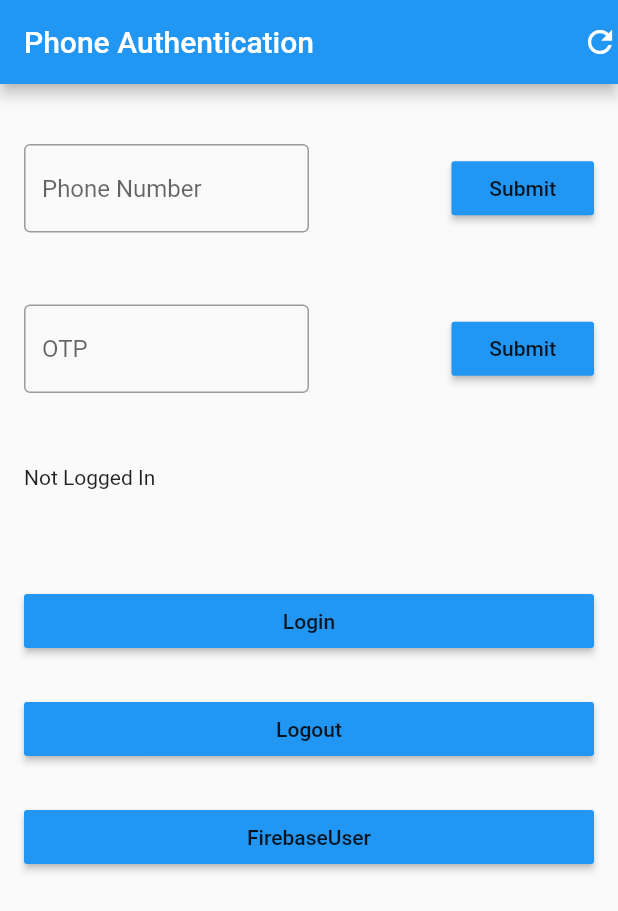
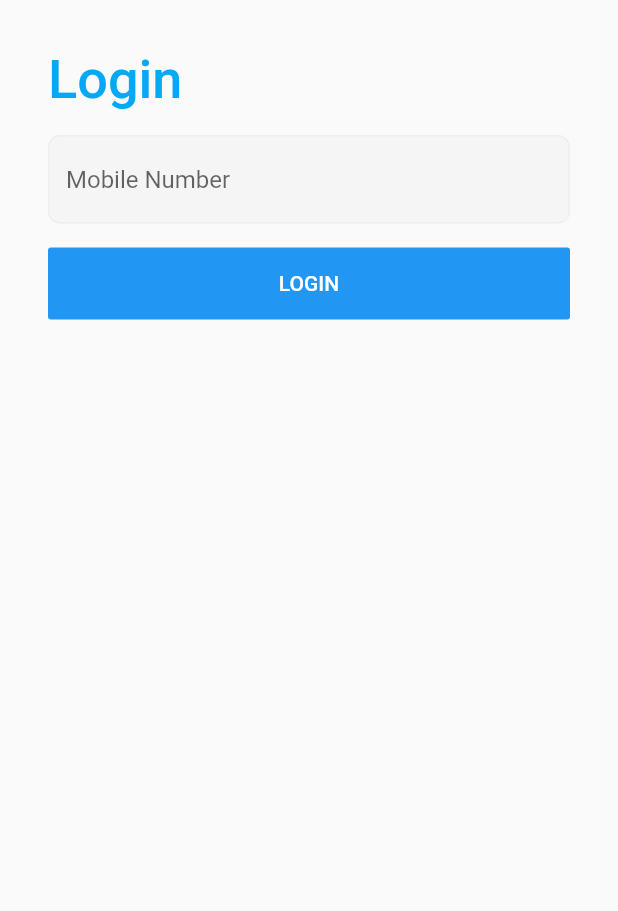
Before and after one commit to pareshchitra/bidding_marketSystem, a Flutter app: the screen it shows after launch, on a phone screen of 412 x 824 dp. Shown: the top 911 px of the screen. Run offline on Flutter 3.47's test engine with Material 2 defaults, Android fonts, the phone set to English and light mode, and no system bars; our stand-ins replace firebase_auth; accounts and stored records are empty.

Commit message:
changes in login page

```diff
--- a/lib/login.dart
+++ b/lib/login.dart
@@ -1,27 +1,8 @@
 import 'package:flutter/material.dart';
 import 'package:firebase_auth/firebase_auth.dart';
+import 'package:bidding_market/homeScreen.dart';
+/*
 
-class MyHomePage extends StatefulWidget {
-  MyHomePage({Key key, this.title}) : super(key: key);
-
-  final String title;
-
-  @override
-  _MyHomePageState createState() => _MyHomePageState();
-}
-
-class _MyHomePageState extends State<MyHomePage> {
-  TextEditingController _phoneNumberController = TextEditingController();
-  TextEditingController _otpController = TextEditingController();
-
-  FirebaseUser _firebaseUser;
-  String _status;
-
-  AuthCredential _phoneAuthCredential;
-  String _verificationId;
-  int _code;
-
-  @override
   void initState() {
     super.initState();
     _getFirebaseUser();
@@ -34,45 +15,6 @@ class _MyHomePageState extends State<MyHomePage> {
     });
   }
 
-  Future<void> _getFirebaseUser() async {
-    this._firebaseUser = await FirebaseAuth.instance.currentUser();
-    setState(() {
-      _status =
-      (_firebaseUser == null) ? 'Not Logged In\n' : 'Already LoggedIn\n';
-    });
-  }
-
-  /// phoneAuthentication works this way:
-  ///     AuthCredential is the only thing that is used to authenticate the user
-  ///     OTP is only used to get AuthCrendential after which we need to authenticate with that AuthCredential
-  ///
-  /// 1. User gives the phoneNumber
-  /// 2. Firebase sends OTP if no errors occur
-  /// 3. If the phoneNumber is not in the device running the app
-  ///       We have to first ask the OTP and get `AuthCredential`(`_phoneAuthCredential`)
-  ///       Next we can use that `AuthCredential` to signIn
-  ///    Else if user provided SIM phoneNumber is in the device running the app,
-  ///       We can signIn without the OTP.
-  ///       because the `verificationCompleted` callback gives the `AuthCredential`(`_phoneAuthCredential`) needed to signIn
-
-  Future<void> _login() async {
-    /// This method is used to login the user
-    /// `AuthCredential`(`_phoneAuthCredential`) is needed for the signIn method
-    /// After the signIn method from `AuthResult` we can get `FirebaserUser`(`_firebaseUser`)
-    try {
-      await FirebaseAuth.instance
-          .signInWithCredential(this._phoneAuthCredential)
-          .then((AuthResult authRes) {
-        _firebaseUser = authRes.user;
-        print(_firebaseUser.toString());
-      }).catchError((e) => _handleError(e));
-      setState(() {
-        _status += 'Signed In\n';
-      });
-    } catch (e) {
-      _handleError(e);
-    }
-  }
 
 Future<void> _logout() async {
   /// Method to Logout the `FirebaseUser` (`_firebaseUser`)
@@ -88,181 +30,147 @@ class _MyHomePageState extends State<MyHomePage> {
   }
 }
 
-  Future<void> _submitPhoneNumber() async {
-    /// NOTE: Either append your phone number country code or add in the code itself
-    /// Since I'm in India we use "+91 " as prefix `phoneNumber`
-    String phoneNumber = "+91 " + _phoneNumberController.text.toString().trim();
-    print(phoneNumber);
+Future<void> _getFirebaseUser() async {
+  this._firebaseUser = await FirebaseAuth.instance.currentUser();
+  setState(() {
+    _status =
+    (_firebaseUser == null) ? 'Not Logged In\n' : 'Already LoggedIn\n';
+  });
+}
+*/
 
-    /// The below functions are the callbacks, separated so as to make code more redable
-    void verificationCompleted(AuthCredential phoneAuthCredential) {
-      print('verificationCompleted');
-      setState(() {
-        _status += 'verificationCompleted\n';
-      });
-      this._phoneAuthCredential = phoneAuthCredential;
-      print(phoneAuthCredential);
+class LoginScreen extends StatelessWidget {
+  final _phoneController = TextEditingController();
+  final _codeController = TextEditingController();
+
+  Future<bool> loginUser(String phone, BuildContext context) async{
+    FirebaseAuth _auth = FirebaseAuth.instance;
+
+    _auth.verifyPhoneNumber(
+        phoneNumber: phone,
+        timeout: Duration(seconds: 60),
+        verificationCompleted: (AuthCredential credential) async{
+          Navigator.of(context).pop();
+
+          AuthResult result = await _auth.signInWithCredential(credential);
+
+          FirebaseUser user = result.user;
+
+          if(user != null){
+            Navigator.push(context, MaterialPageRoute(
+                builder: (context) => HomeScreen(user: user,)
+            ));
+          }else{
+            print("Error");
           }
 
-    void verificationFailed(AuthException error) {
-      print('verificationFailed');
-      _handleError(error);
+          //This callback would gets called when verification is done auto maticlly
+        },
+        verificationFailed: (AuthException exception){
+          print(exception);
+        },
+        codeSent: (String verificationId, [int forceResendingToken]){
+          showDialog(
+              context: context,
+              barrierDismissible: false,
+              builder: (context) {
+                return AlertDialog(
+                  title: Text("Give the code?"),
+                  content: Column(
+                    mainAxisSize: MainAxisSize.min,
+                    children: <Widget>[
+                      TextField(
+                        controller: _codeController,
+                      ),
+                    ],
+                  ),
+                  actions: <Widget>[
+                    FlatButton(
+                      child: Text("Confirm"),
+                      textColor: Colors.white,
+                      color: Colors.blue,
+                      onPressed: () async{
+                        final code = _codeController.text.trim();
+                        AuthCredential credential = PhoneAuthProvider.getCredential(verificationId: verificationId, smsCode: code);
+
+                        AuthResult result = await _auth.signInWithCredential(credential);
+
+                        FirebaseUser user = result.user;
+
+                        if(user != null){
+                          Navigator.push(context, MaterialPageRoute(
+                              builder: (context) => HomeScreen(user: user,)
+                          ));
+                        }else{
+                          print("Error");
                         }
-
-    void codeSent(String verificationId, [int code]) {
-      print('codeSent');
-      this._verificationId = verificationId;
-      print(verificationId);
-      this._code = code;
-      print(code.toString());
-      setState(() {
-        _status += 'Code Sent\n';
-      });
+                      },
+                    )
+                  ],
+                );
               }
-
-    void codeAutoRetrievalTimeout(String verificationId) {
-      print('codeAutoRetrievalTimeout');
-      setState(() {
-        _status += 'codeAutoRetrievalTimeout\n';
-      });
-      print(verificationId);
-    }
-
-    await FirebaseAuth.instance.verifyPhoneNumber(
-      /// Make sure to prefix with your country code
-      phoneNumber: phoneNumber,
-
-      /// `seconds` didn't work. The underlying implementation code only reads in `millisenconds`
-      timeout: Duration(milliseconds: 10000),
-
-      /// If the SIM (with phoneNumber) is in the current device this function is called.
-      /// This function gives `AuthCredential`. Moreover `login` function can be called from this callback
-      /// When this function is called there is no need to enter the OTP, you can click on Login button to sigin directly as the device is now verified
-      verificationCompleted: verificationCompleted,
-
-      /// Called when the verification is failed
-      verificationFailed: verificationFailed,
-
-      /// This is called after the OTP is sent. Gives a `verificationId` and `code`
-      codeSent: codeSent,
-
-      /// After automatic code retrival `tmeout` this function is called
-      codeAutoRetrievalTimeout: codeAutoRetrievalTimeout,
-    ); // All the callbacks are above
-  }
-
-  void _submitOTP() {
-    /// get the `smsCode` from the user
-    String smsCode = _otpController.text.toString().trim();
-
-    /// when used different phoneNumber other than the current (running) device
-    /// we need to use OTP to get `phoneAuthCredential` which is inturn used to signIn/login
-    this._phoneAuthCredential = PhoneAuthProvider.getCredential(
-        verificationId: this._verificationId, smsCode: smsCode);
-
-    _login();
-  }
-
-  void _reset() {
-    _phoneNumberController.clear();
-    _otpController.clear();
-    setState(() {
-      _status = "";
-    });
-  }
-
-  void _displayUser() {
-    setState(() {
-      _status += _firebaseUser.toString() + '\n';
-    });
+          );
+        },
+        codeAutoRetrievalTimeout: null
+    );
   }
 
   @override
   Widget build(BuildContext context) {
     return Scaffold(
-      appBar: AppBar(
-        title: Text(widget.title),
-        actions: [
-          GestureDetector(
-            child: Icon(Icons.refresh),
-            onTap: _reset,
+        body: SingleChildScrollView(
+          child: Container(
+            padding: EdgeInsets.all(32),
+            child: Form(
+              child: Column(
+                crossAxisAlignment: CrossAxisAlignment.start,
+                mainAxisAlignment: MainAxisAlignment.center,
+                children: <Widget>[
+                  Text("Login", style: TextStyle(color: Colors.lightBlue, fontSize: 36, fontWeight: FontWeight.w500),),
+
+                  SizedBox(height: 16,),
+
+                  TextFormField(
+                    decoration: InputDecoration(
+                        enabledBorder: OutlineInputBorder(
+                            borderRadius: BorderRadius.all(Radius.circular(8)),
+                            borderSide: BorderSide(color: Colors.grey[200])
                         ),
+                        focusedBorder: OutlineInputBorder(
+                            borderRadius: BorderRadius.all(Radius.circular(8)),
+                            borderSide: BorderSide(color: Colors.grey[300])
+                        ),
+                        filled: true,
+                        fillColor: Colors.grey[100],
+                        hintText: "Mobile Number"
+
+                    ),
+                    controller: _phoneController,
+                  ),
+
+                  SizedBox(height: 16,),
+
+
+                  Container(
+                    width: double.infinity,
+                    child: FlatButton(
+                      child: Text("LOGIN"),
+                      textColor: Colors.white,
+                      padding: EdgeInsets.all(16),
+                      onPressed: () {
+                        final phone = _phoneController.text.trim();
+
+                        loginUser(phone, context);
+
+                      },
+                      color: Colors.blue,
+                    ),
+                  )
                 ],
-      ),
-      body: ListView(
-        padding: EdgeInsets.all(16),
-        // mainAxisSize: MainAxisSize.min,
-        children: <Widget>[
-          SizedBox(height: 24),
-          Row(
-            children: <Widget>[
-              Expanded(
-                flex: 2,
-                child: TextField(
-                  controller: _phoneNumberController,
-                  decoration: InputDecoration(
-                    hintText: 'Phone Number',
-                    border: OutlineInputBorder(),
               ),
             ),
           ),
-              Spacer(),
-              Expanded(
-                flex: 1,
-                child: MaterialButton(
-                  onPressed: _submitPhoneNumber,
-                  child: Text('Submit'),
-                  color: Theme.of(context).accentColor,
-                ),
-              ),
-            ],
-          ),
-          SizedBox(height: 48),
-          Row(
-            children: <Widget>[
-              Expanded(
-                flex: 2,
-                child: TextField(
-                  controller: _otpController,
-                  decoration: InputDecoration(
-                    hintText: 'OTP',
-                    border: OutlineInputBorder(),
-                  ),
-                ),
-              ),
-              Spacer(),
-              Expanded(
-                flex: 1,
-                child: MaterialButton(
-                  onPressed: _submitOTP,
-                  child: Text('Submit'),
-                  color: Theme.of(context).accentColor,
-                ),
-              ),
-            ],
-          ),
-          SizedBox(height: 48),
-          Text('$_status'),
-          SizedBox(height: 48),
-          MaterialButton(
-            onPressed: _login,
-            child: Text('Login'),
-            color: Theme.of(context).accentColor,
-          ),
-          SizedBox(height: 24),
-          MaterialButton(
-            onPressed: _logout,
-            child: Text('Logout'),
-            color: Theme.of(context).accentColor,
-          ),
-          SizedBox(height: 24),
-          MaterialButton(
-            onPressed: _displayUser,
-            child: Text('FirebaseUser'),
-            color: Theme.of(context).accentColor,
         )
-        ],
-      ),
     );
   }
 }
--- a/lib/main.dart
+++ b/lib/main.dart
@@ -1,5 +1,7 @@
 import 'package:flutter/material.dart';
 import 'package:bidding_market/login.dart';
+
+import 'login.dart';
 
 void main() {
   runApp(MyApp());
@@ -13,7 +15,7 @@ class MyApp extends StatelessWidget {
       theme: ThemeData(
         primarySwatch: Colors.blue,
       ),
-      home: MyHomePage(title: 'Phone Authentication'),
+      home: LoginScreen(),
     );
   }
 }
```
Lines whose indentation alone changed are shown as unchanged.
